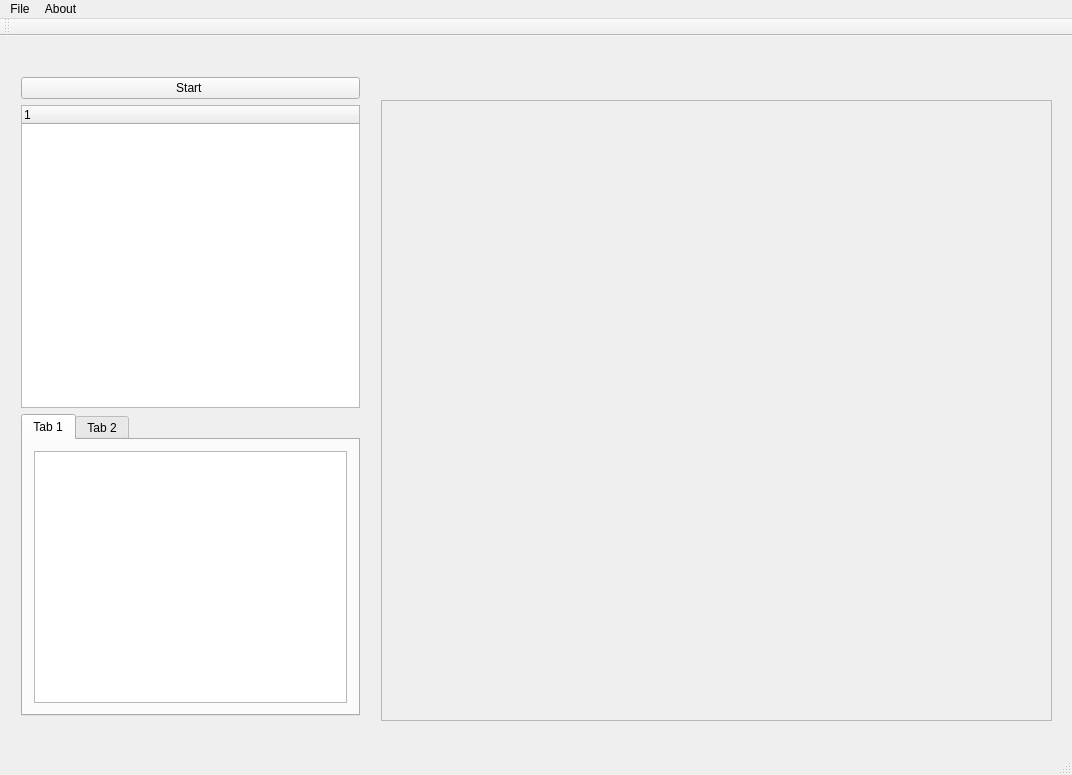
Old version of the form mainwindow.ui in the repository enricod/qview.
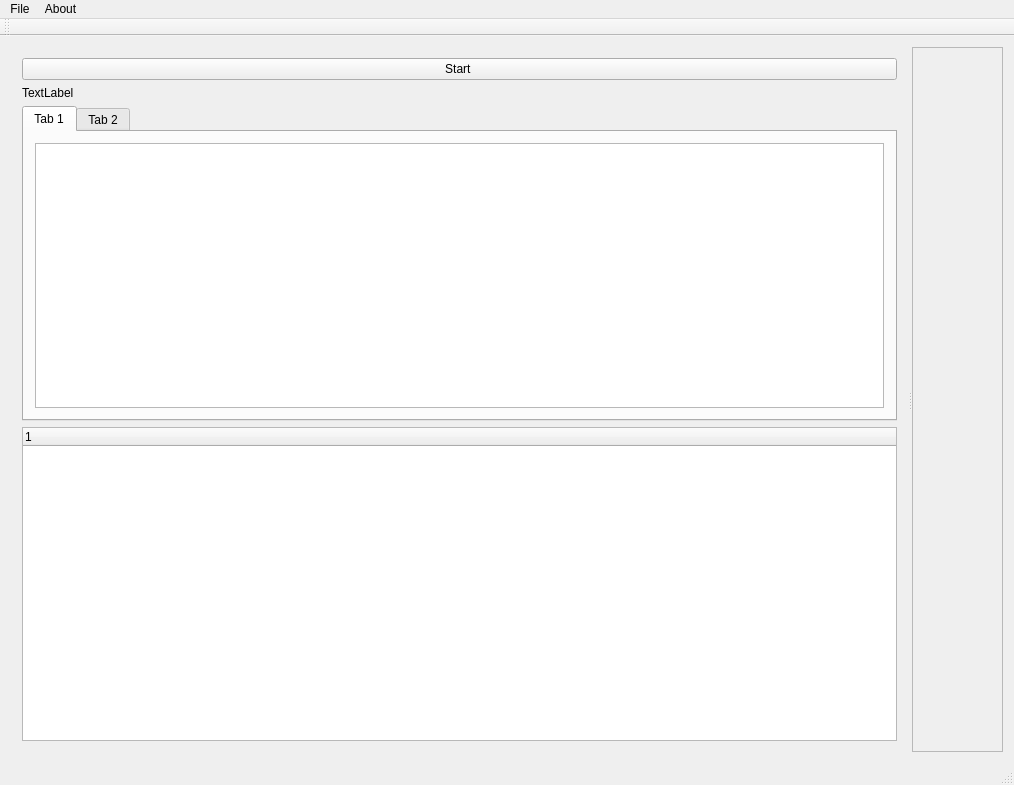
New version of the form. The open tabs and pages were chosen to show the change.

Commit message: finalmente un layout responsive

What changed in the file:
```diff
--- a/mainwindow.ui
+++ b/mainwindow.ui
@@ -6,8 +6,8 @@
    <rect>
     <x>0</x>
     <y>0</y>
-    <width>1072</width>
-    <height>775</height>
+    <width>1014</width>
+    <height>785</height>
    </rect>
   </property>
   <property name="windowTitle">
@@ -20,26 +20,20 @@
      <verstretch>0</verstretch>
     </sizepolicy>
    </property>
+   <layout class="QVBoxLayout" name="verticalLayout_3">
+    <item>
+     <widget class="QSplitter" name="splitter">
+      <property name="sizePolicy">
+       <sizepolicy hsizetype="Preferred" vsizetype="Expanding">
+        <horstretch>0</horstretch>
+        <verstretch>0</verstretch>
+       </sizepolicy>
+      </property>
+      <property name="orientation">
+       <enum>Qt::Horizontal</enum>
+      </property>
    <widget class="QWidget" name="">
-    <property name="geometry">
-     <rect>
-      <x>10</x>
-      <y>10</y>
-      <width>361</width>
-      <height>681</height>
-     </rect>
-    </property>
-    <layout class="QVBoxLayout" name="verticalLayout_left">
-     <property name="sizeConstraint">
-      <enum>QLayout::SetDefaultConstraint</enum>
-     </property>
-     <item>
-      <widget class="QLabel" name="currentDirLabel">
-       <property name="text">
-        <string/>
-       </property>
-      </widget>
-     </item>
+       <layout class="QVBoxLayout" name="verticalLayout_2">
      <item>
       <widget class="QPushButton" name="startProcessingBtn">
        <property name="sizePolicy">
@@ -54,12 +48,10 @@
       </widget>
      </item>
      <item>
-      <widget class="QTreeWidget" name="treeWidget">
-       <column>
+         <widget class="QLabel" name="currentDirLabel">
         <property name="text">
-         <string notr="true">1</string>
-        </property>
-       </column>
+           <string>TextLabel</string>
+          </property>
       </widget>
      </item>
      <item>
@@ -71,8 +63,8 @@
         <attribute name="title">
          <string>Tab 1</string>
         </attribute>
-        <layout class="QGridLayout" name="gridLayout_3">
-         <item row="0" column="0">
+           <layout class="QHBoxLayout" name="horizontalLayout">
+            <item>
           <widget class="QListView" name="imagesListView"/>
          </item>
         </layout>
@@ -84,17 +76,18 @@
        </widget>
       </widget>
      </item>
+        <item>
+         <widget class="QTreeWidget" name="treeWidget">
+          <column>
+           <property name="text">
+            <string notr="true">1</string>
+           </property>
+          </column>
+         </widget>
+        </item>
     </layout>
    </widget>
    <widget class="QScrollArea" name="scrollArea">
-    <property name="geometry">
-     <rect>
-      <x>381</x>
-      <y>64</y>
-      <width>671</width>
-      <height>621</height>
-     </rect>
-    </property>
     <property name="widgetResizable">
      <bool>true</bool>
     </property>
@@ -103,19 +96,13 @@
       <rect>
        <x>0</x>
        <y>0</y>
-       <width>669</width>
-       <height>619</height>
-      </rect>
-     </property>
+          <width>98</width>
+          <height>704</height>
+         </rect>
+        </property>
+        <layout class="QVBoxLayout" name="verticalLayout">
+         <item>
      <widget class="QLabel" name="mainImageLabel">
-      <property name="geometry">
-       <rect>
-        <x>9</x>
-        <y>9</y>
-        <width>1101</width>
-        <height>611</height>
-       </rect>
-      </property>
       <property name="sizePolicy">
        <sizepolicy hsizetype="Maximum" vsizetype="Maximum">
         <horstretch>0</horstretch>
@@ -126,15 +113,20 @@
        <string/>
       </property>
      </widget>
-    </widget>
-   </widget>
+         </item>
+        </layout>
+       </widget>
+      </widget>
+     </widget>
+    </item>
+   </layout>
   </widget>
   <widget class="QMenuBar" name="menuBar">
    <property name="geometry">
     <rect>
      <x>0</x>
      <y>0</y>
-     <width>1072</width>
+     <width>1014</width>
      <height>22</height>
     </rect>
    </property>
```
Left out of the diff: 2 changed lines with no effect on the pictures. Lines whose indentation alone changed are shown as unchanged.
